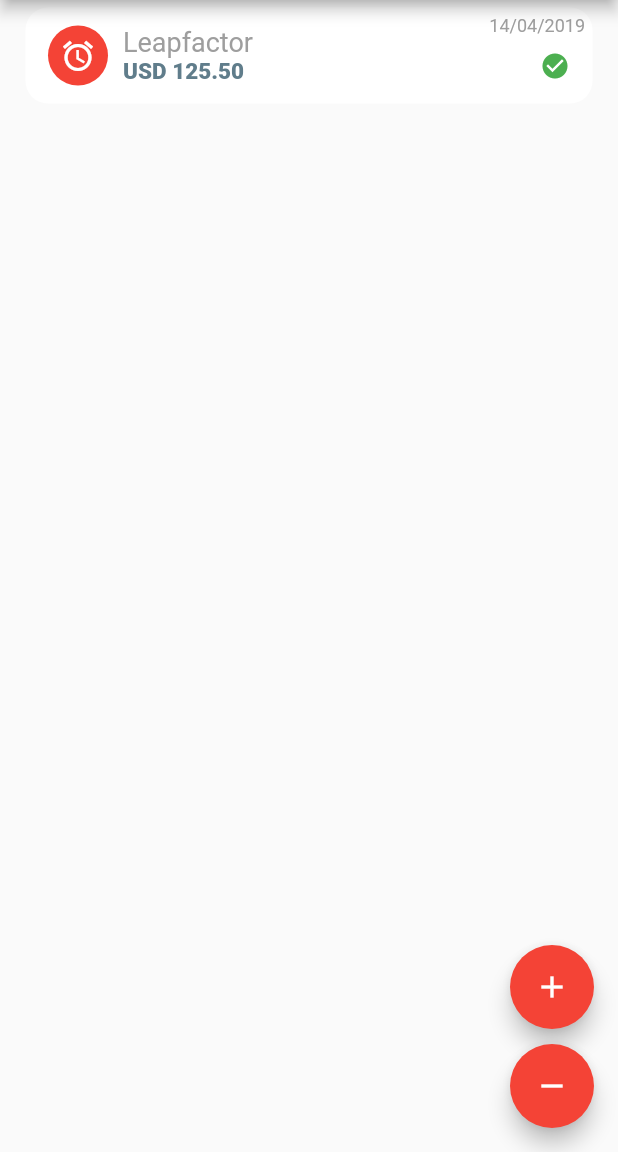
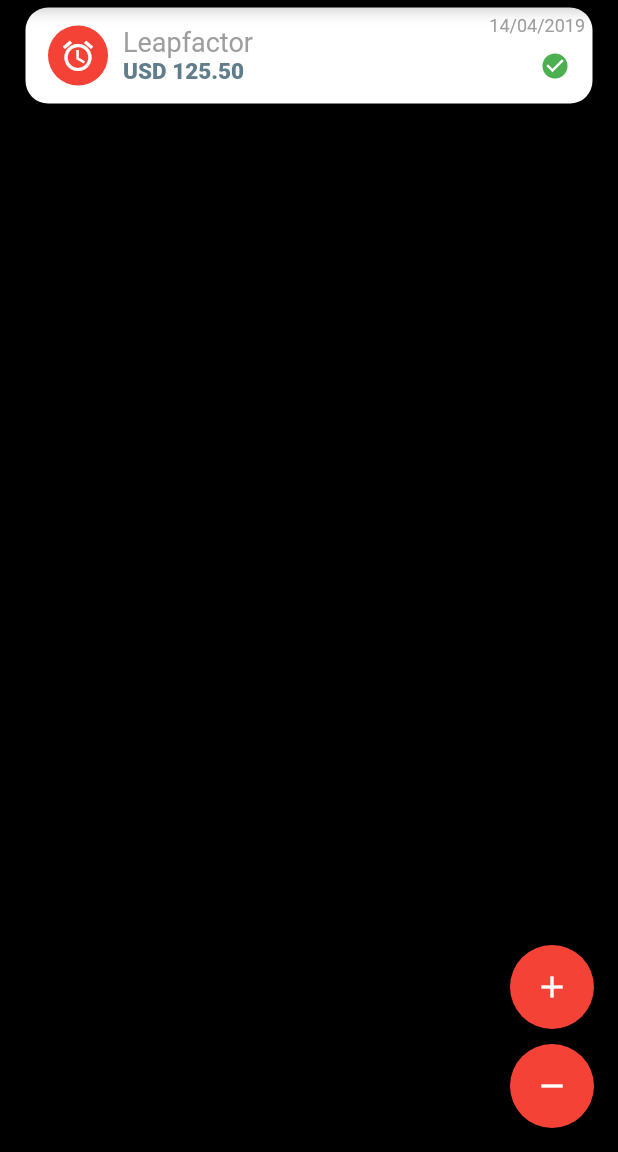
Before and after one commit to jecomas/animated_list_item, a Flutter app: the screen it shows after launch, on a phone screen of 412 x 824 dp, the part 84-1236 px from its top. Run offline on Flutter 3.47's test engine with Material 2 defaults, Android fonts, the phone set to English and light mode, and no system bars.

Commit message:
background color

```diff
--- a/lib/main.dart
+++ b/lib/main.dart
@@ -11,6 +11,7 @@ class MyApp extends StatelessWidget {
       title: 'Animated List',
       theme: ThemeData(
         primarySwatch: Colors.red,
+        canvasColor: Colors.black
       ),
       home: MyHomePage(title: 'Animated List'),
     );
```
